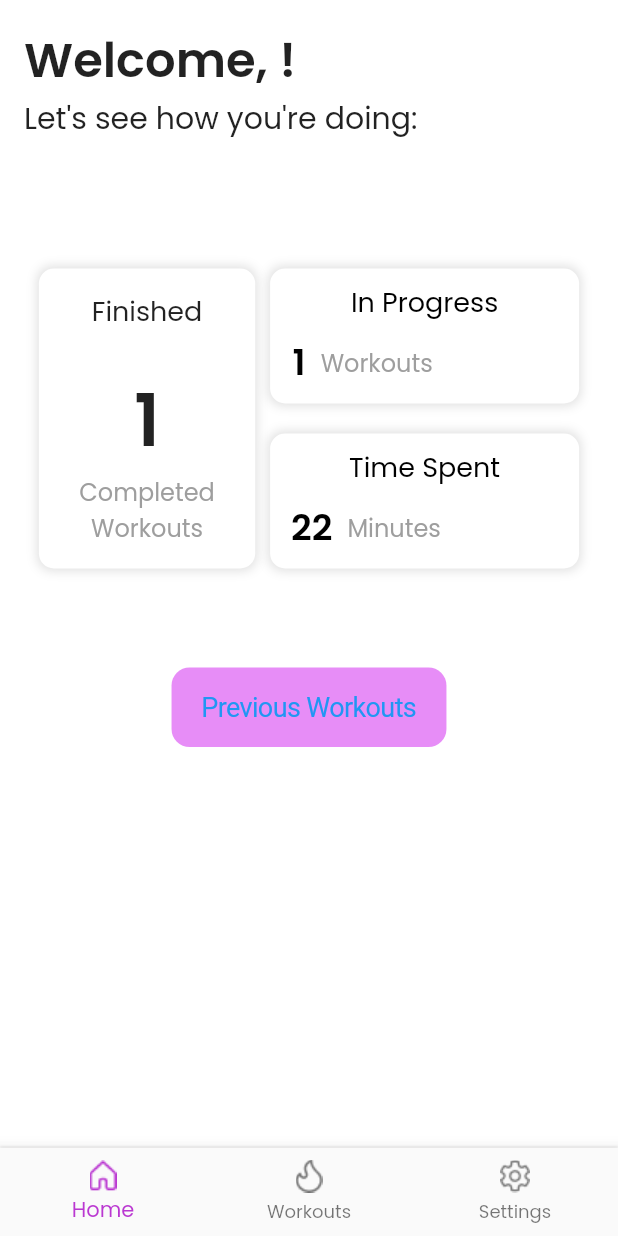
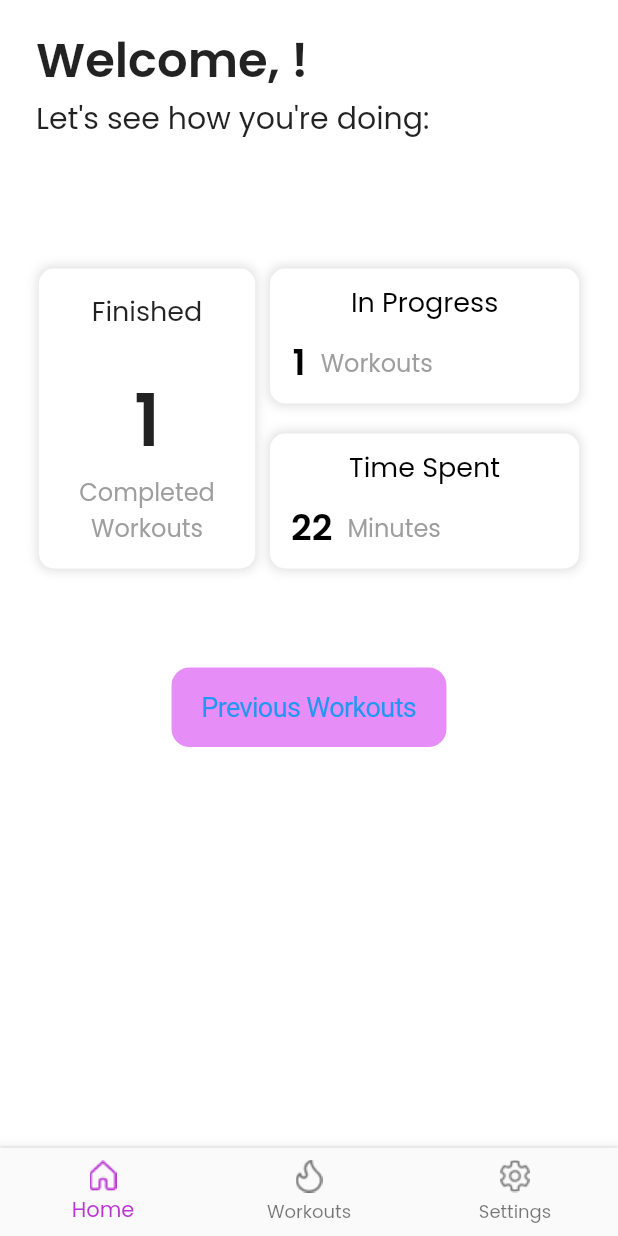
Before and after one commit to alexisbl14/fitness_tracker_app, a Flutter app: the screen it shows once a user with an empty profile is signed in, on a phone screen of 412 x 824 dp. Run offline on Flutter 3.47's test engine with Material 2 defaults, Android fonts, the phone set to English and light mode, and no system bars; our stand-ins replace firebase_auth, firebase_core, google_sign_in; missing offline and left inert: dart:ffi; accounts and stored records are empty.

Commit message:
small ui changes

```diff
--- a/lib/screens/home/home_page.dart
+++ b/lib/screens/home/home_page.dart
@@ -44,15 +44,21 @@ class _HomePageState extends State<HomePage> {
               crossAxisAlignment: CrossAxisAlignment.start,
               // ignore: prefer_const_literals_to_create_immutables
               children: [
-                Text(
-                  "Welcome, ${_user?.displayName}!",
-                  style: TextStyle(
-                    fontSize: 32,
-                    fontWeight: FontWeight.w600,
+                Padding(
+                  padding: const EdgeInsets.symmetric(horizontal: 8.0),
+                  child: Text(
+                    "Welcome, ${_user?.displayName}!",
+                    style: TextStyle(
+                      fontSize: 32,
+                      fontWeight: FontWeight.w600,
+                    ),
                   ),
                 ),
-                Text("Let's see how you're doing:",
-                    style: TextStyle(fontSize: 20)),
+                Padding(
+                  padding: const EdgeInsets.symmetric(horizontal: 8.0),
+                  child: Text("Let's see how you're doing:",
+                      style: TextStyle(fontSize: 20)),
+                ),
                 const SizedBox(height: 85),
                 Row(
                   mainAxisAlignment: MainAxisAlignment.spaceEvenly,
--- a/lib/screens/workouts/workouts_page.dart
+++ b/lib/screens/workouts/workouts_page.dart
@@ -70,7 +70,7 @@ class _WorkoutsPageState extends State<WorkoutsPage> {
                 visible: startWorkoutVisible,
                 child: Center(
                   child: CupertinoButton(
-                    color: Colors.lightBlue,
+                    color: Color.fromARGB(255, 123, 192, 224),
                     child: const Text("Start Workout"),
                     onPressed: () => setState(() {
                       startWorkoutVisible = false;
```
